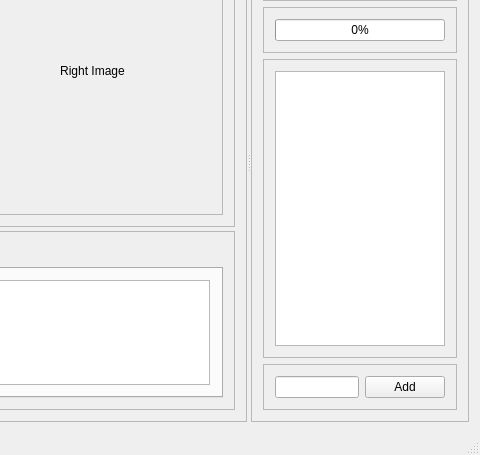
Before: the Qt Designer form mviewer.ui in matrixsmaster/MILLA, drawn with Qt 5; both pictures show x 520 to 1000 and y 145 to 600 of the 1000 by 600 pixel window.
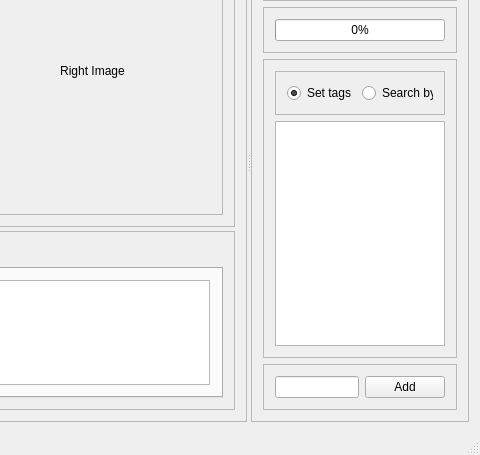
After: the same form once the commit is applied. The open tabs and pages were chosen to show the change.

Commit message: Search results are now presented correctly.

```diff
--- a/mviewer.ui
+++ b/mviewer.ui
@@ -1299,7 +1299,36 @@
           <property name="frameShadow">
            <enum>QFrame::Raised</enum>
           </property>
-          <layout class="QHBoxLayout" name="horizontalLayout_9">
+          <layout class="QVBoxLayout" name="verticalLayout_2">
+           <item>
+            <widget class="QFrame" name="frame_11">
+             <property name="frameShape">
+              <enum>QFrame::StyledPanel</enum>
+             </property>
+             <property name="frameShadow">
+              <enum>QFrame::Raised</enum>
+             </property>
+             <layout class="QHBoxLayout" name="horizontalLayout_9">
+              <item>
+               <widget class="QRadioButton" name="radio_settags">
+                <property name="text">
+                 <string>Set tags</string>
+                </property>
+                <property name="checked">
+                 <bool>true</bool>
+                </property>
+               </widget>
+              </item>
+              <item>
+               <widget class="QRadioButton" name="radio_search">
+                <property name="text">
+                 <string>Search by</string>
+                </property>
+               </widget>
+              </item>
+             </layout>
+            </widget>
+           </item>
            <item>
             <widget class="QListWidget" name="listWidget"/>
            </item>
```
Left out of the diff: 24 changed lines with no effect on the pictures. The commit also changes 6 other files.
